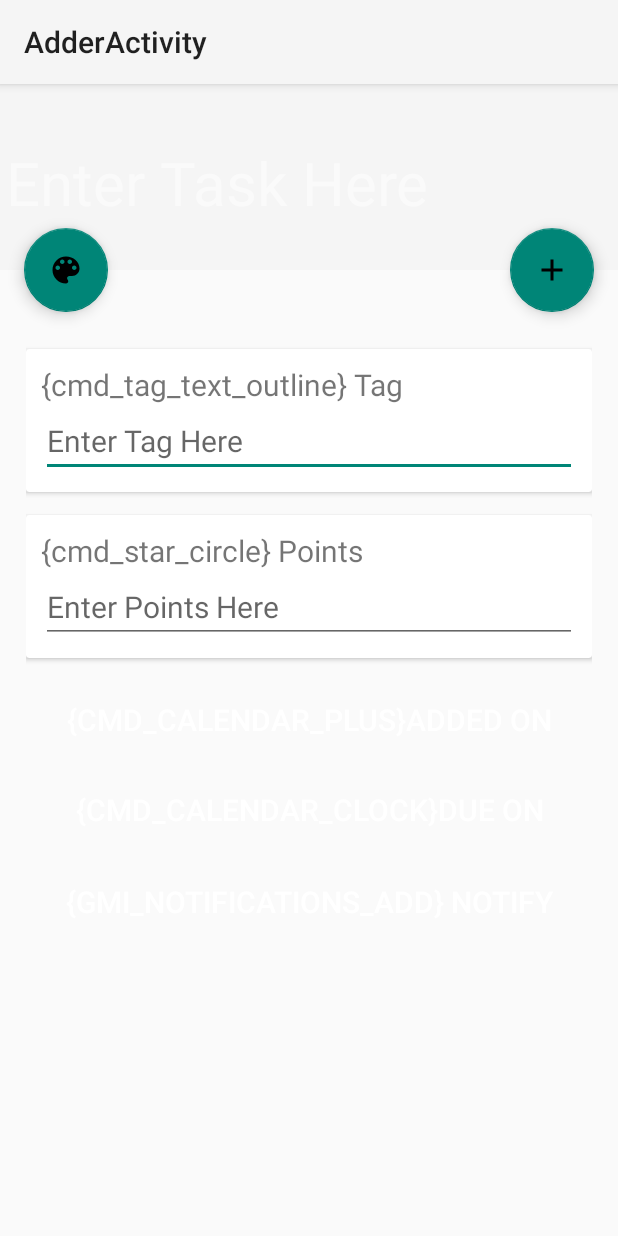
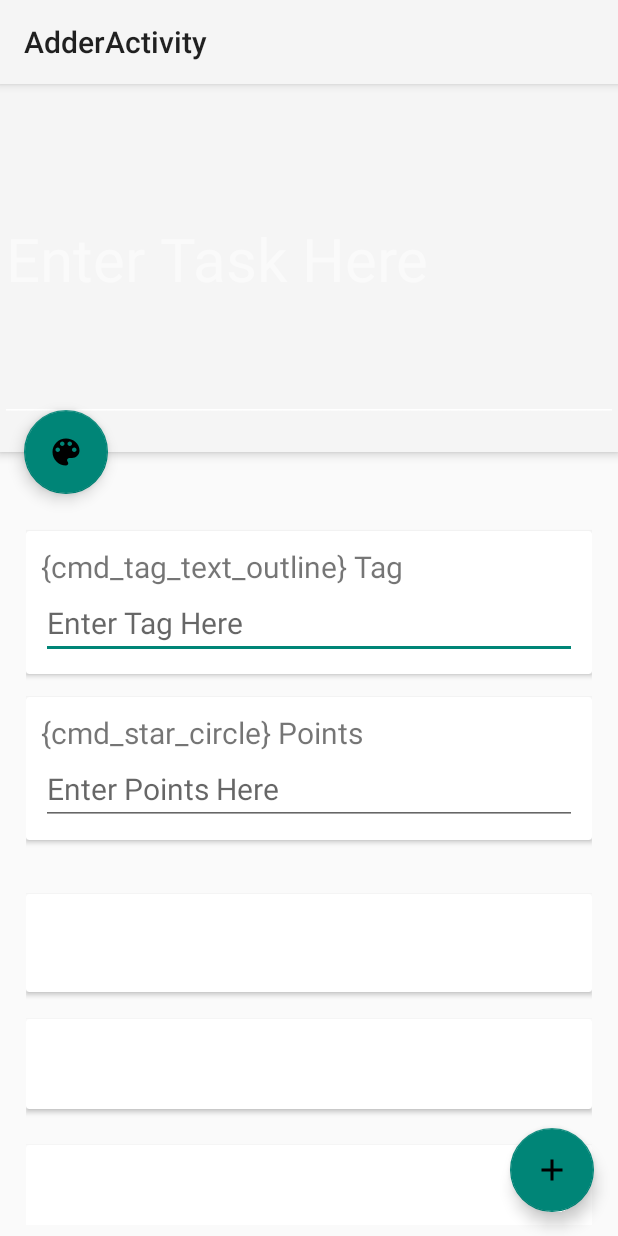
Before and after one commit to Aayushf/TaskMaster2, an Android app: the AdderActivity screen opened directly, with no data from a screen before it, on a phone screen of 412 x 824 dp. Run offline under Robolectric (Android 15) with nearby library versions, the phone set to English and light mode, and no system bars; libraries missing offline, so code that uses them is left out: io.realm; plain views replace IconicsButton, IconicsTextView; 6 statements that could not run were skipped.

Commit message:
Added All Tags Section in Drawer, Improved AdderActivity

```diff
--- a/app/src/main/java/com/taskmaster/aayushf/taskmaster/TaskViewItem.kt
+++ b/app/src/main/java/com/taskmaster/aayushf/taskmaster/TaskViewItem.kt
@@ -76,7 +76,7 @@ class TaskViewItem(var task: Task?) : AbstractItem<TaskViewItem, TaskViewItem.Vi
         holder?.btndonecv?.onClick {
             val r: Realm = Realm.getDefaultInstance()
             r.beginTransaction()
-            (task as Task).done = !(task as Task).done!!
+            (task as Task).toggleDone()
             r.copyToRealmOrUpdate(task)
             r.commitTransaction()
         }
--- a/app/src/main/java/com/taskmaster/aayushf/taskmaster/TasksTabAdapter.kt
+++ b/app/src/main/java/com/taskmaster/aayushf/taskmaster/TasksTabAdapter.kt
@@ -14,7 +14,7 @@ import org.jetbrains.anko.info
 class TasksTabAdapter(fm: FragmentManager) : FragmentPagerAdapter(fm), AnkoLogger {
     var tagtodisplay: String? = null
 
-    fun setTagToDisplay(tagtodisplay: String) {
+    fun setTagToDisplay(tagtodisplay: String?) {
         this.tagtodisplay = tagtodisplay
         this@TasksTabAdapter.notifyDataSetChanged()
 
@@ -22,7 +22,7 @@ class TasksTabAdapter(fm: FragmentManager) : FragmentPagerAdapter(fm), AnkoLogge
     override fun getItemPosition(`object`: Any?): Int {
         Log.d("Adapter", "getItemAtPosition$tagtodisplay")
         val rf = `object` as RecyclerFragment?
-        rf!!.refreshFragment(tagtodisplay!!)
+        rf!!.refreshFragment(tagtodisplay)
         return super.getItemPosition(`object`)
     }
 
--- a/app/src/main/res/layout/activity_adder.xml
+++ b/app/src/main/res/layout/activity_adder.xml
@@ -10,7 +10,7 @@
     <android.support.design.widget.AppBarLayout
         android:id="@+id/app_bar"
         android:layout_width="match_parent"
-        android:layout_height="@dimen/app_bar_height"
+        android:layout_height="wrap_content"
         android:fitsSystemWindows="true"
         android:theme="@style/AppTheme.AppBarOverlay">
 
@@ -19,14 +19,15 @@
 
             android:id="@+id/toolbar_layout"
             android:layout_width="match_parent"
-            android:layout_height="match_parent"
+            android:layout_height="wrap_content"
             android:fitsSystemWindows="true"
             app:contentScrim="?attr/colorPrimary"
-            app:layout_scrollFlags="scroll|exitUntilCollapsed">
+            app:layout_scrollFlags="snap">
 
             <RelativeLayout
                 android:layout_width="match_parent"
-                android:layout_height="wrap_content">
+                android:layout_height="wrap_content"
+                android:paddingBottom="20dp">
 
                 <android.support.v7.widget.Toolbar
                     android:id="@+id/toolbar"
@@ -35,15 +36,10 @@
                     android:layout_gravity="top"
                     app:popupTheme="@style/AppTheme.PopupOverlay" />
 
-                <ScrollView
-                    android:layout_width="match_parent"
-                    android:layout_height="match_parent"
-                    android:layout_alignParentBottom="true"
-                    android:fillViewport="true">
                 <EditText
                     android:id="@+id/ettask"
                     android:layout_width="match_parent"
-                    android:layout_height="fill_parent"
+                    android:layout_height="wrap_content"
                     android:layout_below="@+id/toolbar"
                     android:layout_gravity="bottom"
                     android:hint="Enter Task Here \n"
@@ -53,7 +49,6 @@
                     android:textSize="40dp"
 
                     />
-                </ScrollView>
             </RelativeLayout>
 
         </android.support.design.widget.CollapsingToolbarLayout>
@@ -65,9 +60,8 @@
         android:id="@+id/fab"
         android:layout_width="wrap_content"
         android:layout_height="wrap_content"
+        android:layout_gravity="bottom|end"
         android:layout_margin="@dimen/fab_margin"
-        app:layout_anchor="@id/app_bar"
-        app:layout_anchorGravity="bottom|end"
         app:srcCompat="@drawable/ic_add_black_24dp" />
 
     <android.support.design.widget.FloatingActionButton
@@ -75,7 +69,7 @@
         android:layout_width="wrap_content"
         android:layout_height="wrap_content"
         android:layout_margin="16dp"
-        app:layout_anchor="@+id/app_bar"
+        app:layout_anchor="@id/app_bar"
         app:layout_anchorGravity="bottom|start"
         app:srcCompat="@drawable/ic_palette_black_24dp" />
 
--- a/app/src/main/res/layout/cardlistitem.xml
+++ b/app/src/main/res/layout/cardlistitem.xml
@@ -1,5 +1,6 @@
 <?xml version="1.0" encoding="utf-8"?>
 <LinearLayout xmlns:android="http://schemas.android.com/apk/res/android"
+    xmlns:app="http://schemas.android.com/apk/res-auto"
     android:layout_width="match_parent"
     android:layout_height="wrap_content"
     android:orientation="vertical"
@@ -9,7 +10,10 @@
         android:id="@+id/cvitem"
         android:layout_width="match_parent"
         android:layout_height="wrap_content"
-        android:animateLayoutChanges="true">
+        android:animateLayoutChanges="true"
+        android:padding="20dp"
+
+        >
 
         <RelativeLayout
             android:layout_width="wrap_content"
--- a/app/src/main/res/layout/content_adder.xml
+++ b/app/src/main/res/layout/content_adder.xml
@@ -79,17 +79,34 @@
 
         </android.support.v7.widget.CardView>
 
+        <android.support.v7.widget.CardView
+            android:id="@+id/cvdateadded"
+            android:layout_width="match_parent"
+            android:layout_height="wrap_content"
+            android:layout_alignParentStart="true"
+            android:layout_below="@+id/cvpoints"
+            android:layout_marginTop="36dp">
+
             <com.mikepenz.iconics.view.IconicsButton
                 android:id="@+id/btndateadded"
                 style="@style/Base.Widget.AppCompat.Button.Borderless.Colored"
                 android:layout_width="match_parent"
                 android:layout_height="wrap_content"
                 android:layout_alignParentStart="true"
-            android:layout_below="@+id/cvpoints"
+
                 android:layout_marginTop="17dp"
                 android:text="{cmd_calendar_plus}Added on"
                 android:textColor="#FFFFFFFF"
                 android:textSize="20sp" />
+        </android.support.v7.widget.CardView>
+
+        <android.support.v7.widget.CardView
+            android:id="@+id/cvdatedue"
+            android:layout_width="match_parent"
+            android:layout_height="wrap_content"
+            android:layout_alignParentStart="true"
+            android:layout_below="@+id/cvdateadded"
+            android:layout_marginTop="18dp">
 
             <com.mikepenz.iconics.view.IconicsButton
                 android:id="@+id/btndatedue"
@@ -97,23 +114,29 @@
                 android:layout_width="match_parent"
                 android:layout_height="wrap_content"
                 android:layout_alignParentStart="true"
-            android:layout_below="@+id/btndateadded"
                 android:layout_marginTop="12dp"
                 android:text="{cmd_calendar_clock}Due on"
                 android:textColor="#FFFFFFFF"
                 android:textSize="20sp" />
+        </android.support.v7.widget.CardView>
 
+        <android.support.v7.widget.CardView
+            android:layout_width="match_parent"
+            android:layout_height="wrap_content"
+            android:layout_alignParentStart="true"
+            android:layout_below="@+id/cvdatedue"
+            android:layout_marginTop="24dp">
         <com.mikepenz.iconics.view.IconicsButton
             android:id="@+id/btnnotification"
             style="@style/Base.Widget.AppCompat.Button.Borderless.Colored"
             android:layout_width="match_parent"
             android:layout_height="wrap_content"
             android:layout_alignParentStart="true"
-            android:layout_below="@+id/btndatedue"
             android:layout_marginTop="13dp"
             android:text="{gmi_notifications_add} Notify"
             android:textColor="#FFFFFFFF"
             android:textSize="20sp" />
+        </android.support.v7.widget.CardView>
 
 
     </RelativeLayout>
```
Also changed, not shown: app/src/main/java/com/taskmaster/aayushf/taskmaster/AdderActivity.kt (+2 -5 lines), app/src/main/java/com/taskmaster/aayushf/taskmaster/MainActivity.kt (+6 -1 lines), app/src/main/java/com/taskmaster/aayushf/taskmaster/RecyclerFragment.kt (+6 -3 lines), app/src/main/java/com/taskmaster/aayushf/taskmaster/Task.kt (+10 -1 lines). Lines whose indentation alone changed are shown as unchanged.
